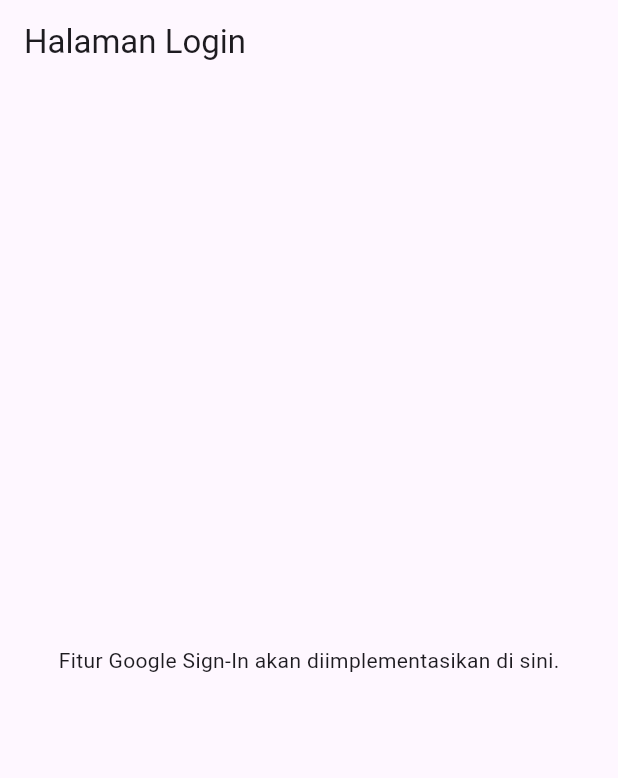
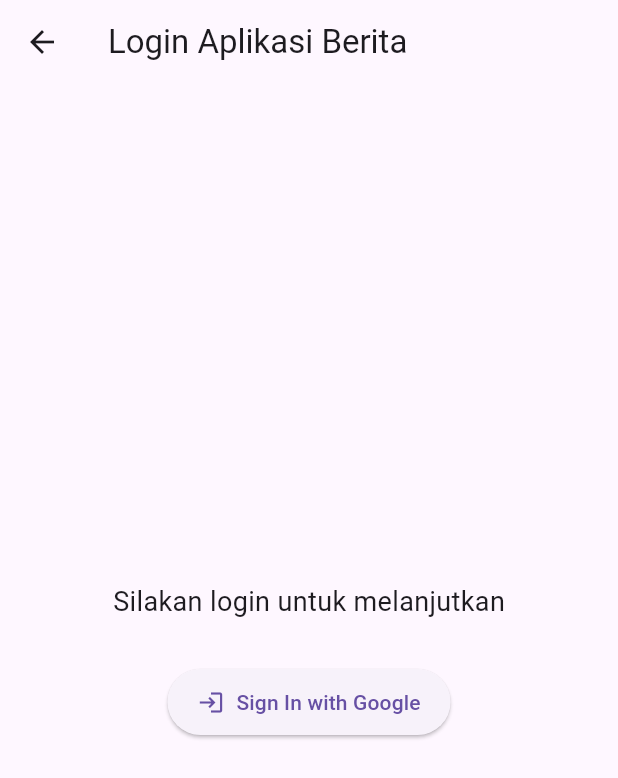
Before and after one commit to wahyusastra438/Project_UTS_penmob_berita, a Flutter app: the LoginScreen screen opened directly, on a phone screen of 412 x 824 dp. Shown: the top 778 px of the screen. Run offline on Flutter 3.47's test engine with Material 3 defaults, Android fonts, the phone set to English and light mode, and no system bars; our stand-ins replace firebase_auth, firebase_core, google_sign_in, introduction_screen, shared_preferences; accounts and stored records are empty.

Commit message:
Google sign dan dan logout

```diff
--- /dev/null
+++ b/lib/providers/auth_provider.dart
@@ -0,0 +1,39 @@
+import 'package:flutter/foundation.dart';
+import 'package:firebase_auth/firebase_auth.dart';
+import '../services/auth_service.dart';
+
+enum AuthStatus { uninitialized, authenticated, authenticating, unauthenticated }
+
+class AuthProvider extends ChangeNotifier {
+  final AuthService _authService = AuthService();
+  User? _user;
+  AuthStatus _status = AuthStatus.uninitialized;
+
+  User? get user => _user;
+  AuthStatus get status => _status;
+
+  AuthProvider() {
+    _authService.authStateChanges.listen(_onAuthStateChanged);
+  }
+
+  Future<void> _onAuthStateChanged(User? user) async {
+    if (user == null) {
+      _user = null;
+      _status = AuthStatus.unauthenticated;
+    } else {
+      _user = user;
+      _status = AuthStatus.authenticated;
+    }
+    notifyListeners();
+  }
+
+  Future<void> signInWithGoogle() async {
+    _status = AuthStatus.authenticating;
+    notifyListeners();
+    await _authService.signInWithGoogle();
+  }
+
+  Future<void> signOut() async {
+    await _authService.signOut();
+  }
+}
--- a/lib/screens/login_screen.dart
+++ b/lib/screens/login_screen.dart
@@ -1,16 +1,42 @@
 import 'package:flutter/material.dart';
+import 'package:provider/provider.dart';
+import '../providers/auth_provider.dart';
 
 class LoginScreen extends StatelessWidget {
   const LoginScreen({super.key});
 
   @override
   Widget build(BuildContext context) {
+    final authProvider = context.watch<AuthProvider>();
+
     return Scaffold(
       appBar: AppBar(
-        title: const Text("Halaman Login"),
+        title: const Text("Login Aplikasi Berita"),
       ),
-      body: const Center(
-        child: Text("Fitur Google Sign-In akan diimplementasikan di sini."),
+      body: Center(
+        child: Column(
+          mainAxisAlignment: MainAxisAlignment.center,
+          children: [
+            const Text(
+              "Silakan login untuk melanjutkan",
+              style: TextStyle(fontSize: 18),
+            ),
+            const SizedBox(height: 30),
+
+            authProvider.status == AuthStatus.authenticating
+                ? const CircularProgressIndicator()
+                : ElevatedButton.icon(
+                    icon: const Icon(Icons.login),
+                    label: const Text("Sign In with Google"),
+                    onPressed: () {
+                      context.read<AuthProvider>().signInWithGoogle();
+                    },
+                    style: ElevatedButton.styleFrom(
+                      padding: const EdgeInsets.symmetric(horizontal: 20, vertical: 12),
+                    ),
+                  ),
+          ],
+        ),
       ),
     );
   }
--- a/lib/screens/onboarding_screen.dart
+++ b/lib/screens/onboarding_screen.dart
@@ -1,7 +1,7 @@
 import 'package:flutter/material.dart';
 import 'package:introduction_screen/introduction_screen.dart';
 import 'package:shared_preferences/shared_preferences.dart';
-import 'login_screen.dart';
+import 'auth_wrapper.dart';
 
 class AppOnboardingScreen extends StatelessWidget {
   const AppOnboardingScreen({super.key});
@@ -13,7 +13,7 @@
     if (context.mounted) {
       Navigator.pushReplacement(
         context,
-        MaterialPageRoute(builder: (context) => const LoginScreen()),
+        MaterialPageRoute(builder: (context) => const AuthWrapper()),
       );
     }
   }
--- a/lib/screens/splash_screen.dart
+++ b/lib/screens/splash_screen.dart
@@ -3,7 +3,7 @@
 import 'dart:async';
 
 import 'onboarding_screen.dart';
-import 'login_screen.dart';
+import 'auth_wrapper.dart';
 
 class SplashScreen extends StatefulWidget {
   const SplashScreen({super.key});
@@ -31,7 +31,7 @@
     if (hasSeenOnboarding) {
       Navigator.pushReplacement(
         context,
-        MaterialPageRoute(builder: (context) => const LoginScreen()),
+        MaterialPageRoute(builder: (context) => const AuthWrapper()),
       );
     } else {
       Navigator.pushReplacement(
```
Also changed, not shown: lib/main.dart (+8 -1 lines), lib/screens/auth_wrapper.dart (added, +28 -0 lines), lib/screens/home_screen.dart (added, +44 -0 lines), lib/services/auth_service.dart (added, +39 -0 lines).
